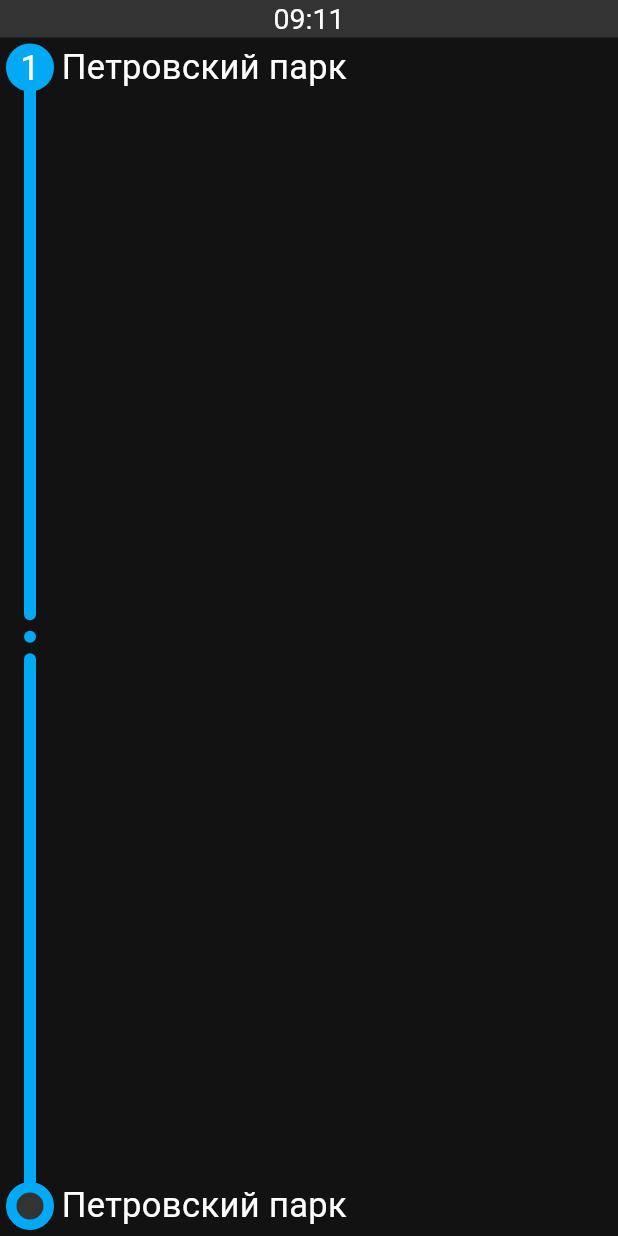
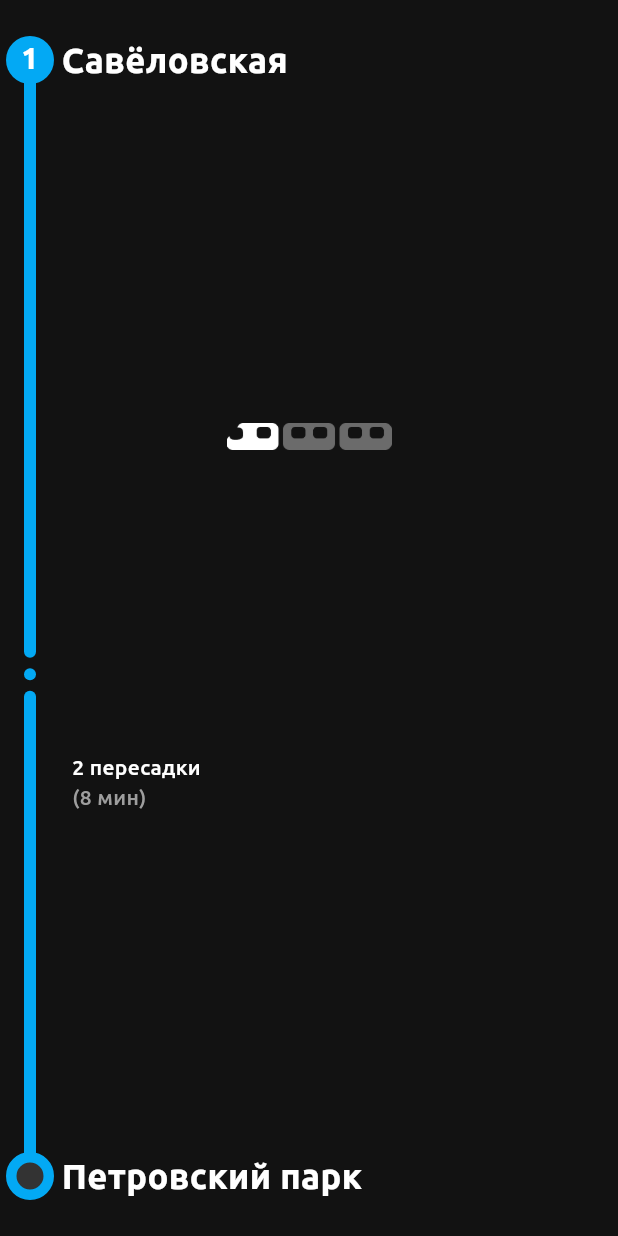
Before and after one commit to chftm/mosmetro_wear, a Flutter app: the screen it shows after launch, on a phone screen of 412 x 824 dp. Run offline on Flutter 3.47's test engine with Material 2 defaults, Android fonts, the phone set to English and light mode, and no system bars; our stand-ins replace bloc, sensors_plus; project files that could hold a hidden picture were left out.

Commit message:
Add Widget Line

```diff
--- a/lib/view/app.dart
+++ b/lib/view/app.dart
@@ -1,7 +1,5 @@
 import 'package:flutter/material.dart';
-import 'package:mosmetro_wear/data/models/station.dart';
-import 'package:mosmetro_wear/view/widgets/custom_line.dart';
-import 'package:mosmetro_wear/view/widgets/station_widget.dart';
+import 'package:mosmetro_wear/view/widgets/line/line_widget.dart';
 
 class App extends StatelessWidget {
   const App({super.key});
@@ -9,31 +7,8 @@ class App extends StatelessWidget {
   @override
   Widget build(BuildContext context) {
     return MaterialApp(
-      home: Scaffold(
-        appBar: AppBar(
-          title: const Text('09:11', style: TextStyle(fontSize: 19)),
-          backgroundColor: const Color.fromARGB(255, 51, 51, 51),
-          centerTitle: true,
-          toolbarHeight: 25,
-        ),
-        body: const SafeArea(
-          child: CustomPaint(
-            painter: CustomLine(lineRatio: 1/2),
-            child: Column(
-              mainAxisAlignment: MainAxisAlignment.spaceBetween,
-              children: [
-                StationWidget(
-                  station: Station(name: 'Петровский парк', line: 1),
-                  stationCircle: StationCircle.number,
-                ),
-                StationWidget(
-                  station: Station(name: 'Петровский парк', line: 1),
-                  stationCircle: StationCircle.outlined,
-                ),
-              ],
-            ),
-          ),
-        ),
+      home: const Scaffold(
+        body: LineWidget(),
       ),
       theme: ThemeData(
         useMaterial3: true,
@@ -41,6 +16,7 @@ class App extends StatelessWidget {
         colorScheme: const ColorScheme.dark().copyWith(
           background: const Color.fromARGB(255, 51, 51, 51),
         ),
+        fontFamily: 'Ubuntu',
       ),
       debugShowCheckedModeBanner: false,
     );
--- a/lib/view/widgets/custom_line.dart
+++ /dev/null
@@ -1,37 +0,0 @@
-import 'package:flutter/material.dart';
-
-class CustomLine extends CustomPainter {
-  const CustomLine({required this.lineRatio});
-
-  final double lineRatio;
-
-  @override
-  void paint(Canvas canvas, Size size) {
-    final linePaint = Paint()
-      ..color = Colors.lightBlue
-      ..strokeWidth = 8
-      ..strokeCap = StrokeCap.round;
-
-    canvas
-      ..drawLine(
-        Offset(20, 20),
-        Offset(20, size.height * lineRatio - 15),
-        linePaint,
-      )
-      ..drawLine(
-        Offset(20, size.height * lineRatio + 15),
-        Offset(20, size.height - 20),
-        linePaint,
-      )
-      ..drawCircle(
-        Offset(20, size.height * lineRatio),
-        4.0,
-        linePaint,
-      );
-  }
-
-  @override
-  bool shouldRepaint(CustomPainter oldDelegate) {
-    return false;
-  }
-}
--- /dev/null
+++ b/lib/view/widgets/line/custom_line.dart
@@ -0,0 +1,45 @@
+import 'package:flutter/material.dart';
+
+class CustomLine extends CustomPainter {
+  const CustomLine({
+    required this.lineRatio,
+    required this.color,
+  });
+
+  final double lineRatio;
+  final Color color;
+
+  @override
+  void paint(Canvas canvas, Size size) {
+    final linePaint = Paint()
+      ..color = Colors.lightBlue
+      ..strokeWidth = 8
+      ..strokeCap = StrokeCap.round;
+
+    if (lineRatio == 0) {
+      canvas..drawLine(Offset(20, 55), Offset(20, size.height - 40), linePaint);
+    } else {
+      canvas
+        ..drawLine(
+          const Offset(20, 55),
+          Offset(20, size.height * lineRatio - 15),
+          linePaint,
+        )
+        ..drawLine(
+          Offset(20, size.height * lineRatio + 15),
+          Offset(20, size.height - 40),
+          linePaint,
+        )
+        ..drawCircle(
+          Offset(20, size.height * lineRatio),
+          4,
+          linePaint,
+        );
+    }
+  }
+
+  @override
+  bool shouldRepaint(CustomPainter oldDelegate) {
+    return false;
+  }
+}
--- /dev/null
+++ b/lib/view/widgets/line/line_point.dart
@@ -0,0 +1,66 @@
+import 'package:flutter/material.dart';
+import 'package:mosmetro_wear/view/widgets/line/station_widget.dart';
+
+enum PointType { number, fill, outline }
+
+class LinePoint extends StatelessWidget {
+  const LinePoint({
+    required this.routePoint,
+    required this.color,
+    this.number = 0,
+    super.key,
+  });
+
+  final PointType routePoint;
+  final Color color;
+  final int number;
+
+  @override
+  Widget build(BuildContext context) {
+    Widget pointWidget;
+
+    switch (routePoint) {
+      case PointType.number:
+        pointWidget = Container(
+          decoration: BoxDecoration(
+            color: color,
+            shape: BoxShape.circle,
+          ),
+          width: 32,
+          height: 32,
+          child: Text(
+            number.toString(),
+            style: const TextStyle(fontSize: 20, fontWeight: FontWeight.bold),
+            textAlign: TextAlign.center,
+
+          ),
+        );
+      case PointType.fill:
+        pointWidget = Container(
+          decoration: BoxDecoration(
+            color: color,
+            shape: BoxShape.circle,
+          ),
+          width: 32,
+          height: 32,
+        );
+      case PointType.outline:
+        pointWidget = Container(
+          decoration: BoxDecoration(
+            color: Theme.of(context).colorScheme.background,
+            border: Border.fromBorderSide(
+              BorderSide(
+                color: color,
+                width: 7,
+              ),
+            ),
+            shape: BoxShape.circle,
+          ),
+          width: 32,
+          height: 32,
+        );
+    }
+
+    return pointWidget;
+  }
+}
--- /dev/null
+++ b/lib/view/widgets/line/line_widget.dart
@@ -0,0 +1,53 @@
+import 'package:flutter/material.dart';
+import 'package:mosmetro_wear/data/models/station.dart';
+import 'package:mosmetro_wear/view/widgets/line/custom_line.dart';
+import 'package:mosmetro_wear/view/widgets/line/line_point.dart';
+import 'package:mosmetro_wear/view/widgets/line/station_widget.dart';
+
+class LineWidget extends StatelessWidget {
+  const LineWidget({super.key});
+
+  @override
+  Widget build(BuildContext context) {
+    return CustomPaint(
+      painter: const CustomLine(lineRatio: 6/11, color: Colors.lightBlue),
+      child: Column(
+        mainAxisAlignment: MainAxisAlignment.spaceBetween,
+        children: [
+          const StationWidget(
+            station: Station(name: 'Савёловская', line: 1),
+            routePoint: PointType.number,
+            color: Colors.lightBlue,
+          ),
+          Image.asset(
+            'assets/images/first_train.png',
+            width: 110,
+          ),
+          const Row(
+            children: [
+              SizedBox(width: 48),
+              Column(
+                crossAxisAlignment: CrossAxisAlignment.start,
+                children: [
+                  Text(
+                    '2 пересадки',
+                    style: TextStyle(fontWeight: FontWeight.w500),
+                  ),
+                  Text(
+                    '(8 мин)',
+                    style: TextStyle(fontWeight: FontWeight.w500, color: Colors.grey),
+                  ),
+                ],
+              ),
+            ],
+          ),
+          const StationWidget(
+            station: Station(name: 'Петровский парк', line: 1),
+            routePoint: PointType.outline,
+            color: Colors.lightBlue,
+          ),
+        ],
+      ),
+    );
+  }
+}
--- /dev/null
+++ b/lib/view/widgets/line/station_widget.dart
@@ -0,0 +1,42 @@
+import 'package:flutter/material.dart';
+import 'package:mosmetro_wear/data/models/station.dart';
+import 'package:mosmetro_wear/view/widgets/line/line_point.dart';
+
+class StationWidget extends StatelessWidget {
+  const StationWidget({
+    required this.station,
+    required this.routePoint,
+    required this.color,
+    super.key,
+  });
+
+  final Station station;
+  final PointType routePoint;
+  final Color color;
+
+  @override
+  Widget build(BuildContext context) {
+    return SizedBox(
+      height: 80,
+      child: Padding(
+        padding: const EdgeInsets.all(4),
+        child: Row(
+          children: [
+            LinePoint(
+              routePoint: routePoint,
+              color: color,
+              number: station.line,
+            ),
+            const SizedBox(width: 5),
+            Expanded(
+              child: Text(
+                station.name,
+                style: const TextStyle(fontSize: 23, height: 1, fontWeight: FontWeight.bold),
+              ),
+            ),
+          ],
+        ),
+      ),
+    );
+  }
+}
--- a/lib/view/widgets/station_widget.dart
+++ /dev/null
@@ -1,59 +0,0 @@
-import 'package:flutter/material.dart';
-import 'package:mosmetro_wear/data/models/station.dart';
-
-enum StationCircle { number, filled, outlined }
-
-class StationWidget extends StatelessWidget {
-  const StationWidget({
-    required this.station,
-    required this.stationCircle,
-    super.key,
-  });
-
-  final Station station;
-  final StationCircle stationCircle;
-
-  @override
-  Widget build(BuildContext context) {
-    return Padding(
-      padding: const EdgeInsets.all(4),
-      child: Row(
-        children: [
-          Container(
-            decoration: stationCircle == StationCircle.outlined
-                ? const BoxDecoration(
-                    color: const Color.fromARGB(255, 51, 51, 51),
-                    border: Border.fromBorderSide(
-                      BorderSide(
-                        color: Colors.lightBlue,
-                        width: 7,
-                      ),
-                    ),
-                    shape: BoxShape.circle,
-                  )
-                : const BoxDecoration(
-                    color: Colors.lightBlue,
-                    shape: BoxShape.circle,
-                  ),
-            width: 32,
-            height: 32,
-            child: stationCircle == StationCircle.number
-                ? Text(
-                    station.line.toString(),
-                    style: const TextStyle(fontSize: 23),
-                    textAlign: TextAlign.center,
-                  )
-                : const SizedBox(),
-          ),
-          const SizedBox(width: 5),
-          Expanded(
-            child: Text(
-              station.name,
-              style: const TextStyle(fontSize: 23, height: 1),
-            ),
-          ),
-        ],
-      ),
-    );
-  }
-}
```
Also changed, not shown: pubspec.yaml (+16 -9 lines), assets/fonts/Ubuntu-Bold.ttf (added), assets/fonts/Ubuntu-BoldItalic.ttf (added), assets/fonts/Ubuntu-Italic.ttf (added), assets/fonts/Ubuntu-Light.ttf (added), assets/fonts/Ubuntu-LightItalic.ttf (added), assets/fonts/Ubuntu-Medium.ttf (added), assets/fonts/Ubuntu-MediumItalic.ttf (added), assets/fonts/Ubuntu-Regular.ttf (added), assets/images/first_train.png (added), assets/images/last_train.png (added), assets/images/middle_train.png (added), pubspec.lock.
